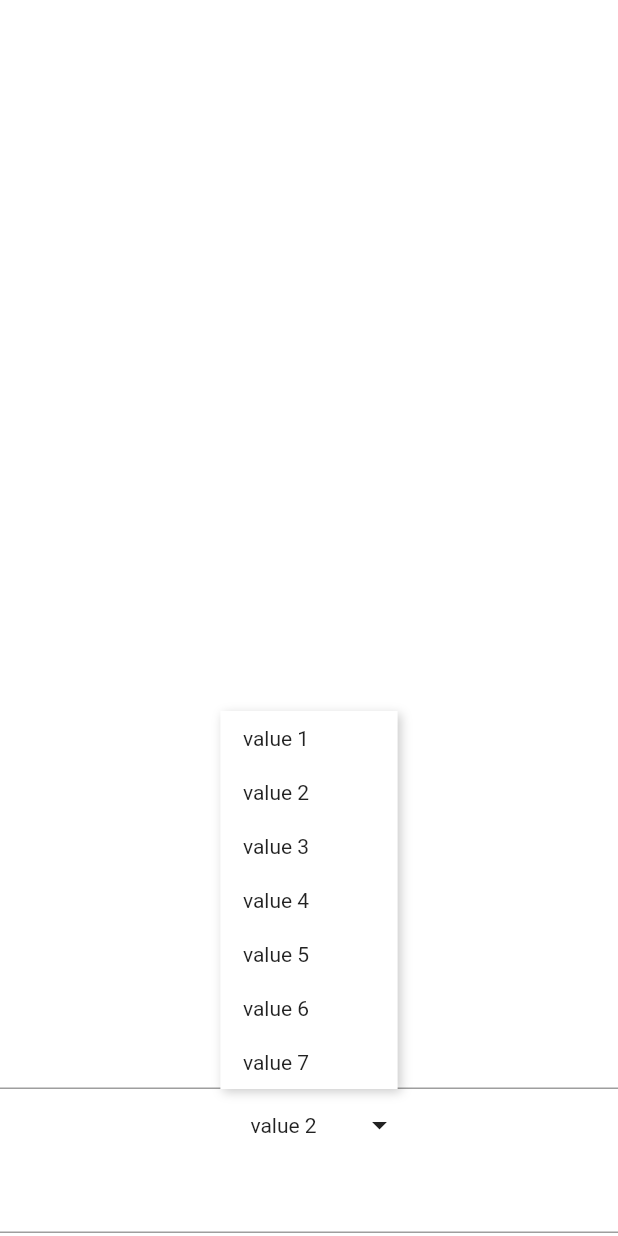
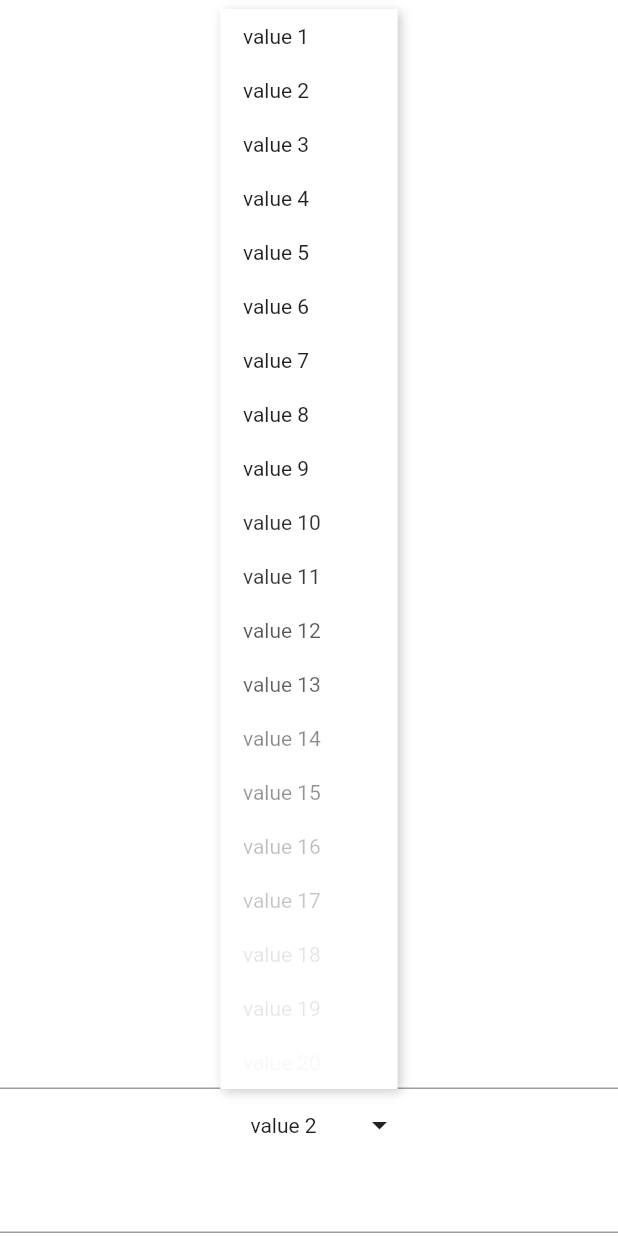
Before and after one commit to jianshangquan/flutter_drop_down_menu, a Flutter app: the screen it shows after launch, after a tap on an icon or button, on a phone screen of 412 x 824 dp. Run offline on Flutter 3.47's test engine with Material 2 defaults, Android fonts, the phone set to English and light mode, and no system bars.

Commit message:
clean project

```diff
--- a/lib/DropDownListView/drop_down_list_item.dart
+++ b/lib/DropDownListView/drop_down_list_item.dart
@@ -22,7 +22,7 @@ class _DropDownItemState extends State<DropDownItem> with TickerProviderStateMix
   // final GlobalKey key = GlobalKey();
   // final double height = Random().nextDouble() * 20;
   late final AnimationController _controller = AnimationController(
-    duration: Duration(milliseconds: 150 * widget.index),
+    duration: Duration(milliseconds: 100 * widget.index),
     vsync: this,
   );
   late final Animation<double> _animation = CurvedAnimation(
@@ -35,7 +35,7 @@ class _DropDownItemState extends State<DropDownItem> with TickerProviderStateMix
     super.initState();
     WidgetsBinding.instance.addPostFrameCallback((_) {
       // getSizeAndPosition();
-      Future.delayed(Duration(milliseconds: 32 * widget.index), () {
+      Future.delayed(Duration(milliseconds: 50 * widget.index), () {
         _controller.forward();
       });
     });
--- a/lib/DropDownListView/drop_down_list_position.dart
+++ /dev/null
@@ -1,9 +0,0 @@
-enum DropdownPosition{
-  top,
-  bottom,
-  leftBottom,
-  leftTop,
-  rightBottom,
-  rightTop,
-  automatic
-}
--- a/lib/DropDownListView/drop_down_list_view.dart
+++ b/lib/DropDownListView/drop_down_list_view.dart
@@ -4,7 +4,6 @@ import 'package:flutter/material.dart';
 import 'package:menu_items/DropDownListView/drop_down_overlay.dart';
 
 import 'drop_down_list_item.dart';
-import 'drop_down_list_position.dart';
 import 'package:collection/collection.dart';
 
 typedef MenuItemBuilder = Widget Function(String data, int index);
@@ -18,13 +17,10 @@ class DropDownListView extends StatefulWidget {
   DropDownListView({
     Key? key,
     this.menuItemBuilder,
-    this.height = 300,
-    this.itemHeight = 30,
     this.gaps = 10,
     required this.onValueChanged,
     required this.items,
     this.curve = Curves.easeInOutCubic,
-    this.position = DropdownPosition.bottom,
     this.physics,
     this.duration = 250,
     this.elevation = 5,
@@ -37,8 +33,6 @@ class DropDownListView extends StatefulWidget {
     required this.dropdownItemBuilder,
   }) : super(key: key);
 
-  double height;
-  double itemHeight;
   double gaps;
   double elevation;
   MenuItemBuilder? menuItemBuilder;
@@ -49,7 +43,6 @@ class DropDownListView extends StatefulWidget {
   List<String> items;
   String? hint;
   ScrollPhysics? physics;
-  DropdownPosition position;
   OnWidgetTransition? onWidgetTransition;
   int defaultItemIndex;
   IconData iconData;
@@ -71,7 +64,8 @@ class _DropDownListViewState extends State<DropDownListView>
   final LayerLink _layerLink = LayerLink();
 
   OverlayEntry? _floatingDropDownOverlayEntry;
-  double _x = 0, _y = 0, _height = 0, _width = 0;
+  Offset btnOffset = Offset.zero;
+  Size btnDimension = Size.zero;
   bool _isExpanded = false;
   String selectedValue = 'Selected';
 
@@ -80,12 +74,7 @@ class _DropDownListViewState extends State<DropDownListView>
     super.initState();
     assert(widget.items.length > widget.defaultItemIndex,
         "Default Item Index must not larger then total items");
-    _valueNotifier =
-        ValueNotifier(widget.hint ?? widget.items[widget.defaultItemIndex]);
-    // _animationController = AnimationController(
-    //     vsync: this, duration: Duration(milliseconds: widget.duration));
-    // _animation = Tween<double>(begin: 0, end: 1).animate(
-    //     CurvedAnimation(parent: _animationController, curve: widget.curve));
+    _valueNotifier = ValueNotifier(widget.hint ?? widget.items[widget.defaultItemIndex]);
   }
 
   @override
@@ -116,60 +105,54 @@ class _DropDownListViewState extends State<DropDownListView>
 
   OverlayEntry _createFloatingDropDown() {
     Size size = MediaQuery.of(context).size;
-    double floatingTop = 0;
-    double floatingLeft = 0;
-    switch (widget.position) {
-      case DropdownPosition.bottom:
-        {
-          floatingTop = _height + widget.gaps;
-        }
-        break;
-      case DropdownPosition.top:
-        {
-          floatingTop = -widget.height - widget.gaps;
-        }
-        break;
-      case DropdownPosition.rightTop:
-        {
-          floatingTop = -widget.height - widget.gaps + _height;
-          floatingLeft = _width;
-        }
-        break;
-      case DropdownPosition.rightBottom:
-        {
-          floatingTop = 0;
-          floatingLeft = _width + widget.gaps;
-        }
-        break;
-      case DropdownPosition.leftTop:
-        {
-          floatingTop = -widget.height - widget.gaps + _height;
-          floatingLeft = -_width - widget.gaps;
-        }
-        break;
-      case DropdownPosition.leftBottom:
-        {
-          floatingTop = 0;
-          floatingLeft = -_width - widget.gaps;
-        }
-        break;
-      case DropdownPosition.automatic:
-        // TODO: Handle this case.
-        break;
-    }
+    // double floatingTop = 0;
+    // double floatingLeft = 0;
+    // switch (widget.position) {
+    //   case DropdownPosition.bottom:
+    //     {
+    //       floatingTop = btnDimension.height + widget.gaps;
+    //     }
+    //     break;
+    //   case DropdownPosition.top:
+    //     {
+    //       floatingTop = -widget.gaps;
+    //     }
+    //     break;
+    //   case DropdownPosition.rightTop:
+    //     {
+    //       floatingTop = widget.gaps + btnDimension.height;
+    //       floatingLeft = btnDimension.width;
+    //     }
+    //     break;
+    //   case DropdownPosition.rightBottom:
+    //     {
+    //       floatingTop = 0;
+    //       floatingLeft = btnDimension.width + widget.gaps;
+    //     }
+    //     break;
+    //   case DropdownPosition.leftTop:
+    //     {
+    //       floatingTop = widget.gaps + btnDimension.height;
+    //       floatingLeft = -btnDimension.width - widget.gaps;
+    //     }
+    //     break;
+    //   case DropdownPosition.leftBottom:
+    //     {
+    //       floatingTop = 0;
+    //       floatingLeft = -btnDimension.width - widget.gaps;
+    //     }
+    //     break;
+    //   case DropdownPosition.automatic:
+    //     // TODO: Handle this case.
+    //     break;
+    // }
     return OverlayEntry(
       builder: (context) {
         return DropDownOverlay(
-          x: _x,
-          y: _y,
-          floatingLeft: floatingLeft,
-          floatingTop: floatingTop,
-          width: _width,
-          height: _height,
-          containerHeight: widget.height,
-          size: size,
+          btnOffset: btnOffset,
+          btnDimension: btnDimension,
+          constraintSize: size,
           layerLink: _layerLink,
-          position: widget.position,
           physics: widget.physics ?? const ClampingScrollPhysics(),
           elevation: widget.elevation,
           gaps: widget.gaps,
@@ -185,12 +168,9 @@ class _DropDownListViewState extends State<DropDownListView>
   _findDropDownPosition() {
     RenderBox renderBox =
         _mainWidgetKey.currentContext!.findRenderObject() as RenderBox;
-    _height = renderBox.size.height;
-    _width = renderBox.size.width;
-    Offset offset = renderBox.localToGlobal(Offset.zero);
-    _x = offset.dx;
-    _y = offset.dy;
-    // debugPrint("x: $_x, y: $_y, height: $_height, width: $_width");
+    btnDimension = renderBox.size;
+    btnOffset = renderBox.localToGlobal(Offset.zero);
+    // debugPrint("x: $_x, y: $_y, height: $btnDimension.height, width: $btnDimension.width");
   }
 
   _openMenu() async {
@@ -203,11 +183,6 @@ class _DropDownListViewState extends State<DropDownListView>
       _findDropDownPosition();
       _floatingDropDownOverlayEntry = _createFloatingDropDown();
       overlayState.insert(_floatingDropDownOverlayEntry!);
-      // _animationController.addListener(() {
-      //   overlayState.setState(() {});
-      //   if (widget.onWidgetTransition != null)
-      //     widget.onWidgetTransition!(_animationController.value);
-      // });
       _isExpanded = true;
       if (widget.onMenuOpen != null) widget.onMenuOpen!();
     }
@@ -230,10 +205,8 @@ class _DropDownListViewState extends State<DropDownListView>
 
   @override
   void dispose() async {
-    // await _closeMenu();
     super.dispose();
     _valueNotifier.dispose();
-    // _animationController.dispose();
     if (_floatingDropDownOverlayEntry != null)
       _floatingDropDownOverlayEntry!.dispose();
   }
--- a/lib/DropDownListView/drop_down_overlay.dart
+++ b/lib/DropDownListView/drop_down_overlay.dart
@@ -1,40 +1,34 @@
 import 'package:flutter/material.dart';
 
 import 'drop_down_list_item.dart';
-import 'drop_down_list_position.dart';
 import 'drop_down_list_view.dart';
 import 'package:collection/collection.dart';
 
 class DropDownOverlay extends StatefulWidget {
 
-  final double x, y, floatingTop, floatingLeft, width, height, elevation, gaps, containerHeight;
-  final Size size;
-  final LayerLink layerLink;
-  final DropdownPosition position;
+  final double elevation, gaps;
+  final Size btnDimension;
+  final Offset btnOffset;
+  final Size constraintSize;
+  final LayerLink? layerLink;
   final ScrollPhysics physics;
   final List<String> items;
   final DropdownItemWidgetBuilder dropdownItemBuilder;
   final VoidCallback onClose;
-  final OnValueChanged onValueChanged;
+  final OnValueChanged? onValueChanged;
 
   DropDownOverlay({Key? key,
-    required this.x,
-    required this.y,
-    required this.floatingTop,
-    required this.floatingLeft,
-    required this.width,
-    required this.height,
-    required this.containerHeight,
-    required this.size,
-    required this.layerLink,
-    required this.position,
-    required this.physics,
+    required this.btnOffset,
+    required this.btnDimension,
+    required this.constraintSize,
+    this.layerLink,
+    this.physics = const NeverScrollableScrollPhysics(),
     required this.items,
     required this.dropdownItemBuilder,
-    required this.elevation,
-    required this.gaps,
+    this.elevation = 0.8,
+    this.gaps = 10,
     required this.onClose,
-    required this.onValueChanged,
+    this.onValueChanged,
   }) : super(key: key);
 
   @override
@@ -67,7 +61,7 @@ class _DropDownOverlayState extends State<DropDownOverlay> with SingleTickerProv
             setState(() {
               if(containerHeight == 0){
                 containerHeight = (columnKey.currentContext?.findRenderObject() as RenderBox).size.height;
-                _animationController.duration = Duration(milliseconds: (containerHeight * 0.5).toInt());
+                _animationController.duration = Duration(milliseconds: (containerHeight * 0.8).toInt());
                 _animationController.stop();
                 _animationController.forward();
               }
@@ -86,7 +80,11 @@ class _DropDownOverlayState extends State<DropDownOverlay> with SingleTickerProv
   }
 
   void onPressed(item, index){
-    _animationController.reverse().then((value) => widget.onValueChanged(item, index));
+    _animationController.reverse().then((value) {
+      if(widget.onValueChanged != null){
+        widget.onValueChanged!(item, index);
+      }
+    });
   }
 
 
@@ -95,29 +93,29 @@ class _DropDownOverlayState extends State<DropDownOverlay> with SingleTickerProv
   double calculateTop(double animateValue){
 
 
-    bool topOutbounded = widget.y - containerHeight < 0;
-    bool bottomOutbounded = widget.y + widget.height + containerHeight > widget.size.height;
+    bool topOutbounded = widget.btnOffset.dy - containerHeight < 0;
+    bool bottomOutbounded = widget.btnOffset.dy + widget.btnDimension.height + containerHeight > widget.constraintSize.height;
     bool center = !topOutbounded && !bottomOutbounded;
 
     debugPrint("TOP:  topOutBounded: $topOutbounded, bottomOutBounded: $bottomOutbounded, full: $center");
-    debugPrint("height: $containerHeight screenSize: ${widget.size.height}");
+    debugPrint("height: $containerHeight screenSize: ${widget.constraintSize.height}");
 
     if(topOutbounded && !bottomOutbounded){
       debugPrint("calculate top with 1");
-      return widget.y + widget.height;
+      return widget.btnOffset.dy + widget.btnDimension.height;
     }
 
     if(bottomOutbounded && !topOutbounded){
       debugPrint("calculate top with 2");
-      return widget.y - (containerHeight * animateValue);
+      return widget.btnOffset.dy - (containerHeight * animateValue);
     }
 
     if(topOutbounded && bottomOutbounded){
       debugPrint("calculate top with 3");
-      double top = (widget.y + (widget.height / 2) - (containerHeight * animateValue)) + (containerHeight * animateValue / 2);
-      if ((widget.y + (widget.height / 2) - containerHeight) + (containerHeight / 2) + containerHeight > widget.size.height) {
-        // top = containerHeight - widget.height - (widget.height / 2) - (widget.y * animateValue);
-        top = widget.y - (widget.y * animateValue);
+      double top = (widget.btnOffset.dy + (widget.btnDimension.height / 2) - (containerHeight * animateValue)) + (containerHeight * animateValue / 2);
+      if ((widget.btnOffset.dy + (widget.btnDimension.height / 2) - containerHeight) + (containerHeight / 2) + containerHeight > widget.constraintSize.height) {
+        // top = containerHeight - widget.btnDimension.height - (widget.btnDimension.height / 2) - (widget.btnOffset.dy * animateValue);
+        top = widget.btnOffset.dy - (widget.btnOffset.dy * animateValue);
       }
       if (top < 0) top = 0;
       debugPrint('top $top');
@@ -125,14 +123,14 @@ class _DropDownOverlayState extends State<DropDownOverlay> with SingleTickerProv
     }
 
     debugPrint("calculate top with 4");
-    return (widget.y + (widget.height / 2) - (containerHeight * animateValue)) + (containerHeight * animateValue / 2);
+    return (widget.btnOffset.dy + (widget.btnDimension.height / 2) - (containerHeight * animateValue)) + (containerHeight * animateValue / 2);
   }
 
   double calculateHeight(double animateValue){
 
     double height = 0;
-    bool topOutbounded = widget.y - containerHeight < 0;
-    bool bottomOutbounded = widget.y + widget.height + containerHeight > widget.size.height;
+    bool topOutbounded = widget.btnOffset.dy - containerHeight < 0;
+    bool bottomOutbounded = widget.btnOffset.dy + widget.btnDimension.height + containerHeight > widget.constraintSize.height;
     bool center = !topOutbounded && !bottomOutbounded;
 
     if(topOutbounded && !bottomOutbounded){
@@ -150,9 +148,9 @@ class _DropDownOverlayState extends State<DropDownOverlay> with SingleTickerProv
     if(topOutbounded && bottomOutbounded){
       debugPrint("calculate height with 3");
       height = containerHeight;
-      if(height > widget.size.height){
+      if(height > widget.constraintSize.height){
         debugPrint("over");
-        return widget.size.height * animateValue;
+        return widget.constraintSize.height * animateValue;
       }
       return height * animateValue;
     }
@@ -171,8 +169,8 @@ class _DropDownOverlayState extends State<DropDownOverlay> with SingleTickerProv
         Container(
             color: Colors.transparent,
             child: SizedBox(
-              width: widget.size.width,
-              height: widget.size.height,
+              width: widget.constraintSize.width,
+              height: widget.constraintSize.height,
               child: GestureDetector(
                 behavior: HitTestBehavior.translucent,
                 onTap: onClose,
@@ -180,12 +178,12 @@ class _DropDownOverlayState extends State<DropDownOverlay> with SingleTickerProv
             )
         ),
         Positioned(
-          left: widget.x,
+          left: widget.btnOffset.dx,
           top: calculateTop(_animation.value),
           child: FadeTransition(
             opacity: _animation,
             child: Container(
-              width: widget.width,
+              width: widget.btnDimension.width,
               height: calculateHeight(_animation.value),
               clipBehavior: Clip.hardEdge,
               decoration: BoxDecoration(
@@ -234,6 +232,12 @@ class _DropDownOverlayState extends State<DropDownOverlay> with SingleTickerProv
   }
 
 
+  @override
+  void dispose() {
+    _animationController.dispose();
+    super.dispose();
+  }
+
 
 
   // @override
@@ -253,7 +257,7 @@ class _DropDownOverlayState extends State<DropDownOverlay> with SingleTickerProv
   //       ),
   //       Positioned(
   //         left: widget.x,
-  //         top: widget.y + widget.height + widget.height + widget.gaps,
+  //         top: widget.btnOffset.dy + widget.btnDimension.height + widget.btnDimension.height + widget.gaps,
   //         child: CompositedTransformFollower(
   //           link: widget.layerLink,
   //           showWhenUnlinked: false,
@@ -267,7 +271,7 @@ class _DropDownOverlayState extends State<DropDownOverlay> with SingleTickerProv
   //           child: Opacity(
   //             opacity: _animation.value,
   //             child: Container(
-  //               width: widget.width,
+  //               width: widget.btnDimension.width,
   //               height: widget.size.height * _animation.value,
   //               clipBehavior: Clip.hardEdge,
   //               decoration: BoxDecoration(
--- a/lib/main.dart
+++ b/lib/main.dart
@@ -1,7 +1,6 @@
 import 'dart:math';
 
 import 'package:flutter/material.dart';
-import 'package:menu_items/DropDownListView/drop_down_list_position.dart';
 import 'package:menu_items/DropDownListView/drop_down_list_view.dart';
 
 void main() {
@@ -33,10 +32,8 @@ class _HomeViewState extends State<HomeView> {
                 children: [
                   TextField(),
                   DropDownListView(
-                    height: 200,
                     defaultItemIndex: 1,
-                    position: DropdownPosition.top,
-                    items: [1,2,3,4,5,6,7].map<String>((i) => 'value $i').toList(),
+                    items: [1,2,3,4,5,6,7,8,9,10,11,12,13,14,15,16,17,18,19,20].map<String>((i) => 'value $i').toList(),
                     dropdownItemBuilder: (context, String value){
                       return Container(
                           width: double.infinity,
```
